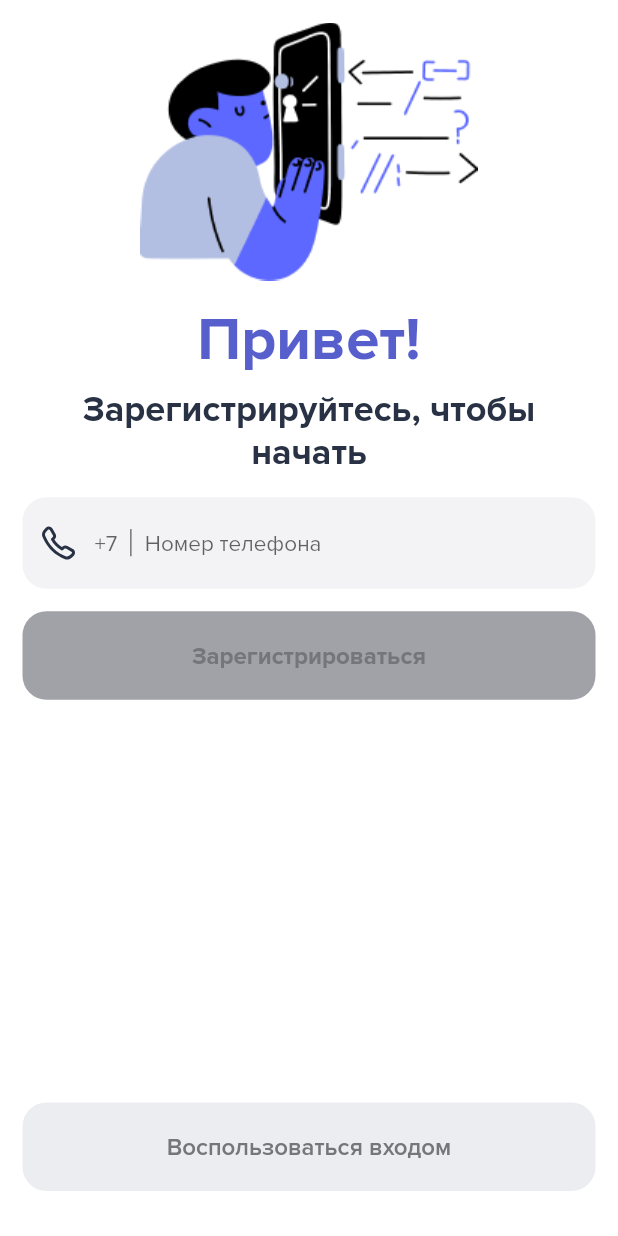
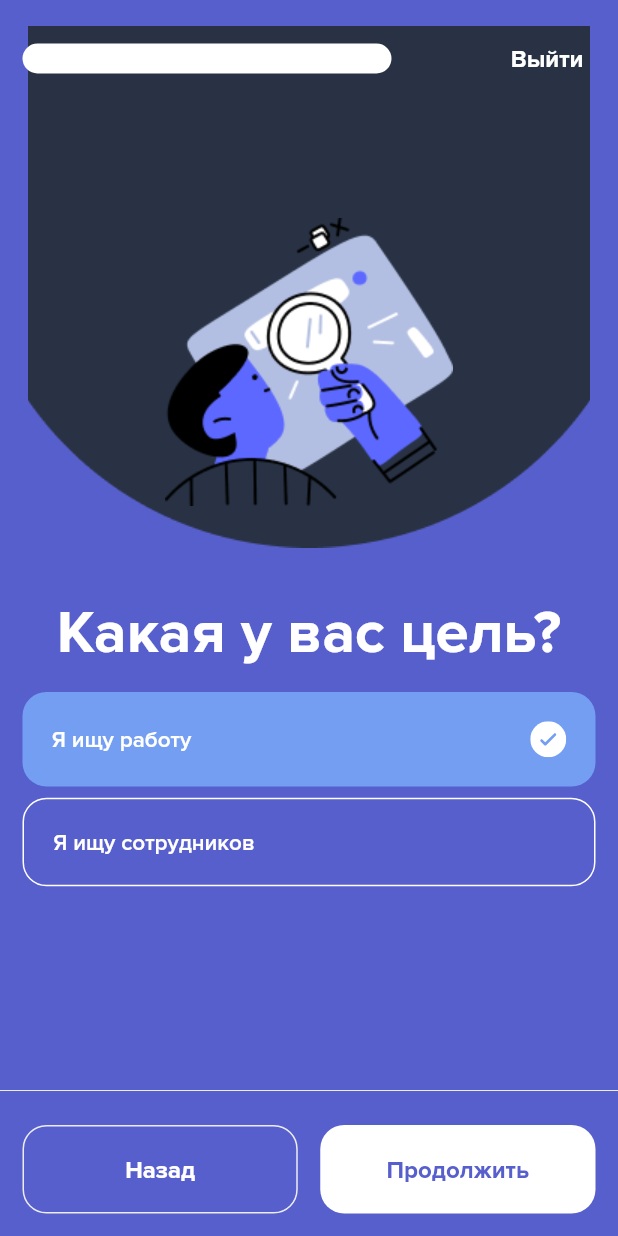
Before and after one commit to vilorg/sisbi, a Flutter app: the screen it shows after launch, after a tap on "Создать аккаунт", on a phone screen of 412 x 824 dp. Run offline on Flutter 3.47's test engine with Material 2 defaults, Android fonts, the phone set to English and light mode, and no system bars; our stand-ins replace flutter_secure_storage, flutter_svg, mask_text_input_formatter.

Commit message:
Added first register page.

```diff
--- a/lib/main.dart
+++ b/lib/main.dart
@@ -61,8 +61,8 @@ class MyApp extends StatelessWidget {
             ),
             subtitle1: TextStyle(
               fontSize: 20,
-              fontWeight: FontWeight.w700,
-              color: colorTextContrast,
+              fontWeight: FontWeight.w400,
+              color: colorText,
             ),
             subtitle2: TextStyle(
               fontSize: 18,
@@ -115,6 +115,7 @@ class MyApp extends StatelessWidget {
               ),
             ),
           ),
+          dividerColor: colorDivider,
         ),
         builder: (context, child) =>
             ScrollConfiguration(behavior: MyBehavior(), child: child!),
--- a/lib/ui/pages/login/login_page.dart
+++ b/lib/ui/pages/login/login_page.dart
@@ -1,9 +1,11 @@
 import 'package:flutter/material.dart';
+import 'package:flutter/services.dart';
 import 'package:provider/provider.dart';
 import 'package:sisbi/constants.dart';
 import 'package:sisbi/domain/data_providers/auth_api_provider.dart';
 import 'package:sisbi/domain/services/auth_service.dart';
 import 'package:sisbi/ui/pages/login/login_code_input_page.dart';
+import 'package:sisbi/ui/register/register_page.dart';
 
 import 'widgets/login_phone_field.dart';
 import 'widgets/login_start_header.dart';
@@ -15,7 +17,6 @@ class _ViewModelState {
   final bool isAuthInProcess;
   final String textError;
   final bool visible;
-  final bool isLogin;
   _ViewModelAuthButtonState get authButtonState {
     if (isAuthInProcess) {
       return _ViewModelAuthButtonState.authProcess;
@@ -31,7 +32,6 @@ class _ViewModelState {
     this.phone = "",
     this.isAuthInProcess = false,
     this.visible = true,
-    this.isLogin = true,
   });
 
   _ViewModelState copyWith({
@@ -39,14 +39,12 @@ class _ViewModelState {
     bool? isAuthInProcess,
     String? textError,
     bool? visible,
-    bool? isLogin,
   }) {
     return _ViewModelState(
       phone: phone ?? this.phone,
       isAuthInProcess: isAuthInProcess ?? this.isAuthInProcess,
       textError: textError ?? this.textError,
       visible: visible ?? this.visible,
-      isLogin: isLogin ?? this.isLogin,
     );
   }
 }
@@ -76,19 +74,19 @@ class LoginViewModel extends ChangeNotifier {
     notifyListeners();
   }
 
-  void onAuthButtonPressed() async {
+  void onAuthButtonPressed(bool isEmployer) async {
     _state = _state.copyWith(isAuthInProcess: true);
     notifyListeners();
     bool isOk = false;
     try {
-      await _authService.getLoginCode(_state.isLogin, _state.phone);
+      await _authService.getLoginCode(isEmployer, _state.phone);
       isOk = true;
     } on AuthFetchDataError {
       _state = _state.copyWith(textError: "Произошла ошибка на сервере");
     } on AuthUnknownUserError {
       _state = _state.copyWith(textError: "Пользователь не зарегистрирован");
-    } on AuthBusyUserError {
-      _state = _state.copyWith(textError: "Пользователь уже зарегистрирован");
+    } on AuthUnknownEmployerError {
+      _state = _state.copyWith(textError: "Работадатель не зарегистрирован");
     } catch (e) {
       _state = _state.copyWith(textError: "Неизвестная ошибка");
     }
@@ -98,14 +96,10 @@ class LoginViewModel extends ChangeNotifier {
       Navigator.push(
           context,
           MaterialPageRoute(
-            builder: (context) => const LoginCodeInputPage(),
+            builder: (context) =>
+                LoginCodeInputPage.create(_state.phone, isEmployer),
           ));
     }
-  }
-
-  void onRegisterButtonPressed() {
-    _state = _state.copyWith(isLogin: !_state.isLogin);
-    notifyListeners();
   }
 }
 
@@ -132,16 +126,18 @@ class LoginPage extends StatelessWidget {
                 3 * defaultPadding,
             child: Column(
               children: [
-                LoginStartHeader(isLogin: state.isLogin),
+                const LoginStartHeader(),
                 LoginPhoneField(
                   model: model,
                   isValue: state.phone.isNotEmpty,
                   textError: state.textError,
                 ),
                 const SizedBox(height: defaultPadding),
-                _LoginButton(model: model, isLogin: state.isLogin),
+                _LoginButton(model: model, isEmployer: false),
+                const SizedBox(height: defaultPadding),
+                _LoginButton(model: model, isEmployer: true),
                 const Spacer(),
-                _RegisterButton(model: model, isLogin: state.isLogin),
+                _RegisterButton(model: model),
               ],
             ),
           ),
@@ -152,14 +148,9 @@ class LoginPage extends StatelessWidget {
 }
 
 class _RegisterButton extends StatelessWidget {
-  const _RegisterButton({
-    Key? key,
-    required this.model,
-    required this.isLogin,
-  }) : super(key: key);
+  const _RegisterButton({Key? key, required this.model}) : super(key: key);
 
   final LoginViewModel model;
-  final bool isLogin;
 
   @override
   Widget build(BuildContext context) {
@@ -171,11 +162,15 @@ class _RegisterButton extends StatelessWidget {
                 colorButtonSecondary,
               ),
             ),
-        onPressed: model.onRegisterButtonPressed,
+        onPressed: () => Navigator.of(context).push(
+          MaterialPageRoute(
+            builder: (context) => RegisterPage.create(),
+          ),
+        ),
         child: Padding(
           padding: const EdgeInsets.all(defaultButtonPadding),
           child: Text(
-            isLogin ? 'Создать аккаунт' : 'Воспользоваться входом',
+            'Создать аккаунт',
             style: Theme.of(context).textTheme.button!.copyWith(
                   color: colorTextSecondary,
                   fontWeight: FontWeight.w600,
@@ -191,11 +186,11 @@ class _LoginButton extends StatelessWidget {
   const _LoginButton({
     Key? key,
     required this.model,
-    required this.isLogin,
+    required this.isEmployer,
   }) : super(key: key);
 
   final LoginViewModel model;
-  final bool isLogin;
+  final bool isEmployer;
 
   @override
   Widget build(BuildContext context) {
@@ -203,7 +198,7 @@ class _LoginButton extends StatelessWidget {
         context.select((LoginViewModel value) => value.state.authButtonState);
 
     final onPressed = authButtonState == _ViewModelAuthButtonState.canSubmit
-        ? model.onAuthButtonPressed
+        ? () => model.onAuthButtonPressed(isEmployer)
         : null;
 
     final child = authButtonState == _ViewModelAuthButtonState.authProcess
@@ -219,7 +214,7 @@ class _LoginButton extends StatelessWidget {
               ),
               const SizedBox(width: defaultPadding),
               Text(
-                isLogin ? "Войти..." : "Зарегистрироваться...",
+                "Войти...",
                 style: Theme.of(context).textTheme.button!.copyWith(
                       color: colorTextContrast,
                     ),
@@ -227,7 +222,7 @@ class _LoginButton extends StatelessWidget {
             ],
           )
         : Text(
-            isLogin ? "Войти" : "Зарегистрироваться",
+            isEmployer ? "Войти как работадатель" : "Войти как соискатель",
             style: Theme.of(context).textTheme.button!.copyWith(
                   color: authButtonState == _ViewModelAuthButtonState.canSubmit
                       ? colorTextContrast
--- a/lib/ui/pages/login/widgets/login_phone_field.dart
+++ b/lib/ui/pages/login/widgets/login_phone_field.dart
@@ -68,7 +68,6 @@ class _LoginPhoneFieldState extends State<LoginPhoneField> {
             color: widget.textError.isEmpty ? colorText : colorInputError,
           ),
       onChanged: widget.model.setPhone,
-      onSaved: (v) => widget.model.onAuthButtonPressed(),
     );
   }
 }
--- a/lib/ui/pages/login/widgets/login_start_header.dart
+++ b/lib/ui/pages/login/widgets/login_start_header.dart
@@ -2,12 +2,7 @@ import 'package:flutter/material.dart';
 import 'package:sisbi/constants.dart';
 
 class LoginStartHeader extends StatelessWidget {
-  const LoginStartHeader({
-    Key? key,
-    required this.isLogin,
-  }) : super(key: key);
-
-  final bool isLogin;
+  const LoginStartHeader({Key? key}) : super(key: key);
 
   @override
   Widget build(BuildContext context) {
@@ -24,9 +19,7 @@ class LoginStartHeader extends StatelessWidget {
         ),
         const SizedBox(height: defaultPadding / 2),
         Text(
-          isLogin
-              ? "Авторизуйтесь, чтобы начать"
-              : "Зарегистрируйтесь, чтобы начать",
+          "Авторизуйтесь, чтобы начать",
           style: Theme.of(context).textTheme.headline3,
           textAlign: TextAlign.center,
         ),
--- /dev/null
+++ b/lib/ui/register/register_page.dart
@@ -0,0 +1,44 @@
+import 'package:flutter/material.dart';
+import 'package:flutter/services.dart';
+import 'package:provider/provider.dart';
+import 'package:sisbi/constants.dart';
+
+import 'widgets/register_target.dart';
+import 'widgets/register_top_info.dart';
+
+class _ViewModel extends ChangeNotifier {}
+
+class RegisterPage extends StatefulWidget {
+  const RegisterPage({Key? key}) : super(key: key);
+
+  static Widget create() => ChangeNotifierProvider(
+        create: (context) => _ViewModel(),
+        child: const RegisterPage(),
+      );
+
+  @override
+  State<RegisterPage> createState() => _RegisterPageState();
+}
+
+class _RegisterPageState extends State<RegisterPage> {
+  @override
+  Widget build(BuildContext context) {
+    SystemChrome.setSystemUIOverlayStyle(SystemUiOverlayStyle.light);
+
+    return WillPopScope(
+      onWillPop: () async {
+        SystemChrome.setSystemUIOverlayStyle(SystemUiOverlayStyle.dark);
+        return true;
+      },
+      child: Scaffold(
+        backgroundColor: colorAccentDarkBlue,
+        body: Stack(
+          children: const [
+            RegisterTarget(),
+            RegisterTopInfo(),
+          ],
+        ),
+      ),
+    );
+  }
+}
--- /dev/null
+++ b/lib/ui/register/widgets/register_target.dart
@@ -0,0 +1,84 @@
+import 'package:flutter/material.dart';
+import 'package:flutter_svg/svg.dart';
+import 'package:sisbi/constants.dart';
+
+class RegisterTarget extends StatelessWidget {
+  const RegisterTarget({
+    Key? key,
+  }) : super(key: key);
+
+  @override
+  Widget build(BuildContext context) {
+    return Column(
+      children: [
+        Stack(
+          alignment: Alignment.bottomCenter,
+          children: [
+            Image.asset("assets/images/register_top_circle.png",
+                width: double.infinity),
+            Padding(
+                padding: const EdgeInsets.only(bottom: 3 * defaultPadding),
+                child: Image.asset("assets/images/register_target.png")),
+          ],
+        ),
+        Padding(
+          padding: const EdgeInsets.all(defaultPadding),
+          child: Column(
+            children: [
+              Text(
+                "Какая у вас цель?",
+                style: Theme.of(context).textTheme.headline1!.copyWith(
+                      color: colorTextContrast,
+                    ),
+                textAlign: TextAlign.center,
+              ),
+              const SizedBox(height: defaultPadding),
+              Container(
+                width: double.infinity,
+                decoration: BoxDecoration(
+                  borderRadius: BorderRadius.circular(borderRadius),
+                  color: colorInputActive,
+                ),
+                padding: const EdgeInsets.all(defaultPadding * 1.3),
+                child: Row(
+                  children: [
+                    Text(
+                      "Я ищу работу",
+                      style: Theme.of(context).textTheme.bodyText1!.copyWith(
+                            color: colorTextContrast,
+                            fontWeight: FontWeight.w600,
+                          ),
+                    ),
+                    const Spacer(),
+                    SvgPicture.asset("assets/icons/register_done.svg"),
+                  ],
+                ),
+              ),
+              const SizedBox(height: defaultPadding / 2),
+              Container(
+                width: double.infinity,
+                decoration: BoxDecoration(
+                  borderRadius: BorderRadius.circular(borderRadius),
+                  border: Border.all(color: colorTextContrast),
+                ),
+                padding: const EdgeInsets.all(defaultPadding * 1.3),
+                child: Row(
+                  children: [
+                    Text(
+                      "Я ищу сотрудников",
+                      style: Theme.of(context).textTheme.bodyText1!.copyWith(
+                            color: colorTextContrast,
+                            fontWeight: FontWeight.w600,
+                          ),
+                    ),
+                    const Spacer(),
+                  ],
+                ),
+              ),
+            ],
+          ),
+        ),
+      ],
+    );
+  }
+}
--- /dev/null
+++ b/lib/ui/register/widgets/register_top_info.dart
@@ -0,0 +1,97 @@
+import 'package:flutter/material.dart';
+import 'package:sisbi/constants.dart';
+
+class RegisterTopInfo extends StatelessWidget {
+  const RegisterTopInfo({
+    Key? key,
+  }) : super(key: key);
+
+  @override
+  Widget build(BuildContext context) {
+    var buttonWidth =
+        (MediaQuery.of(context).size.width - 3 * defaultPadding) / 2;
+
+    return SafeArea(
+      child: Column(
+        children: [
+          Padding(
+            padding: const EdgeInsets.all(defaultPadding),
+            child: Row(
+              mainAxisAlignment: MainAxisAlignment.spaceBetween,
+              children: [
+                Container(
+                  width: 246,
+                  height: 20,
+                  decoration: BoxDecoration(
+                    color: Colors.white,
+                    borderRadius: BorderRadius.circular(borderRadius),
+                  ),
+                ),
+                TextButton(
+                  onPressed: () {},
+                  child: Text(
+                    "Выйти",
+                    style: Theme.of(context).textTheme.button,
+                  ),
+                ),
+              ],
+            ),
+          ),
+          const Spacer(),
+          const Divider(),
+          Padding(
+            padding: const EdgeInsets.all(defaultPadding),
+            child: Row(
+              mainAxisAlignment: MainAxisAlignment.spaceBetween,
+              children: [
+                SizedBox(
+                  width: buttonWidth,
+                  child: ElevatedButton(
+                    onPressed: () {},
+                    child: Padding(
+                      padding: const EdgeInsets.symmetric(
+                          vertical: defaultButtonPadding),
+                      child: Text(
+                        "Назад",
+                        style: Theme.of(context).textTheme.button,
+                      ),
+                    ),
+                    style:
+                        Theme.of(context).elevatedButtonTheme.style!.copyWith(
+                              backgroundColor:
+                                  MaterialStateProperty.all(Colors.transparent),
+                              side: MaterialStateProperty.all<BorderSide>(
+                                const BorderSide(color: colorButtonSecondary),
+                              ),
+                            ),
+                  ),
+                ),
+                SizedBox(
+                  width: buttonWidth,
+                  child: ElevatedButton(
+                    onPressed: () {},
+                    child: Padding(
+                      padding: const EdgeInsets.symmetric(
+                          vertical: defaultButtonPadding),
+                      child: Text(
+                        "Продолжить",
+                        style: Theme.of(context).textTheme.button!.copyWith(
+                              color: colorAccentDarkBlue,
+                            ),
+                      ),
+                    ),
+                    style:
+                        Theme.of(context).elevatedButtonTheme.style!.copyWith(
+                              backgroundColor:
+                                  MaterialStateProperty.all(colorTextContrast),
+                            ),
+                  ),
+                ),
+              ],
+            ),
+          ),
+        ],
+      ),
+    );
+  }
+}
```
Also changed, not shown: lib/constants.dart (+6 -3 lines), lib/domain/data_providers/auth_api_provider.dart (+58 -22 lines), lib/domain/data_providers/session_data_provider.dart (+18 -1 lines), lib/domain/services/auth_service.dart (+9 -2 lines), lib/ui/pages/login/login_code_input_page.dart (+155 -6 lines), assets/icons/register_done.svg (added), assets/images/register_target.png (added), assets/images/register_top_circle.png (added).
